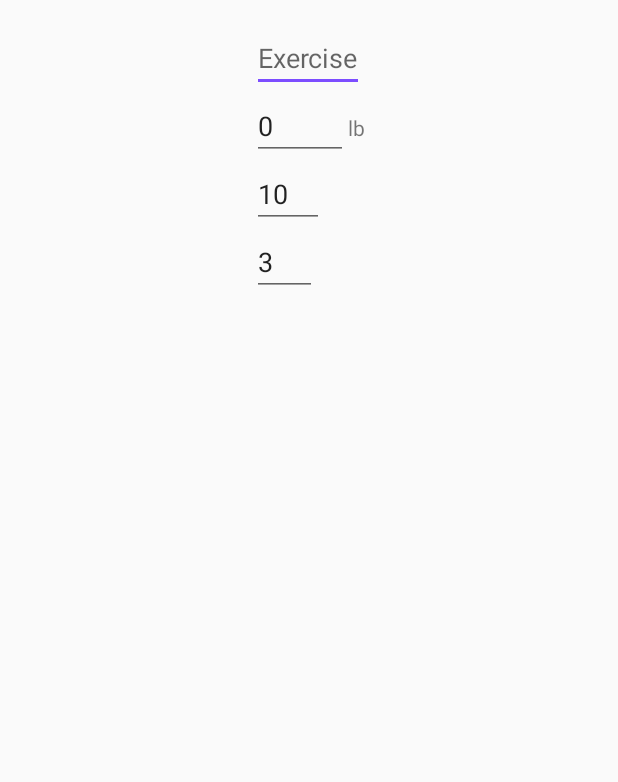
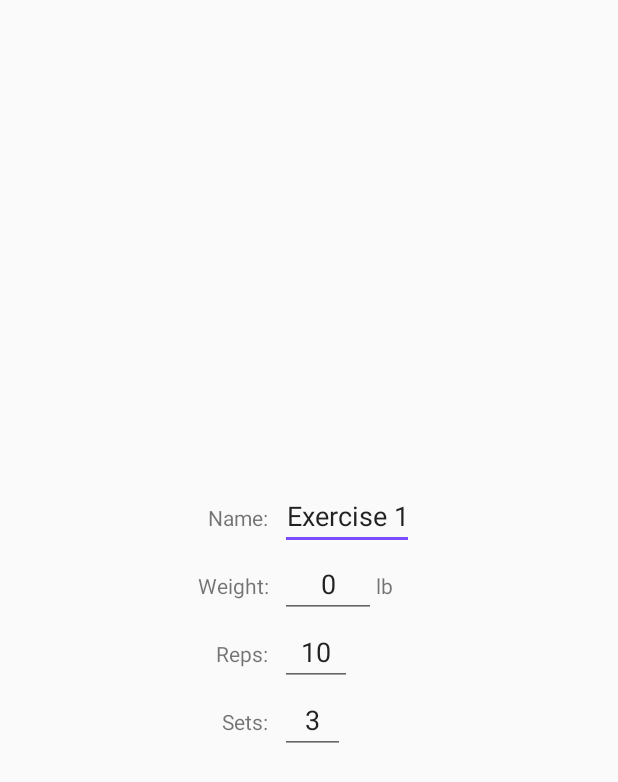
Before and after one commit to delorenzo/Capstone-Project, an Android app: the layout dialog_add_exercise.xml on its own in the app's theme, with its tools: preview values and no code run, on a phone screen of 412 x 824 dp. Shown: the top 782 px of the screen. Run offline under Robolectric (Android 15) with nearby library versions, the phone set to English and light mode, and no system bars.

Commit message:
Added modifying weight with ExerciseAdapter onClick

```diff
--- a/app/src/main/java/com/jdelorenzo/capstoneproject/WorkoutFragment.java
+++ b/app/src/main/java/com/jdelorenzo/capstoneproject/WorkoutFragment.java
@@ -19,6 +19,7 @@ import android.widget.TextView;
 import com.jdelorenzo.capstoneproject.adapters.ExerciseAdapter;
 import com.jdelorenzo.capstoneproject.data.WorkoutContract;
 import com.jdelorenzo.capstoneproject.data.WorkoutContract.ExerciseEntry;
+import com.jdelorenzo.capstoneproject.dialogs.ModifyWeightDialogFragment;
 
 import java.util.Calendar;
 import java.util.GregorianCalendar;
@@ -41,6 +42,7 @@ public class WorkoutFragment extends Fragment implements LoaderManager.LoaderCal
     @BindView(R.id.workout_empty_view) TextView mEmptyView;
     private Unbinder unbinder;
     private final static int WORKOUT_LOADER = 0;
+    private static final String FTAG_MODIFY_WEIGHT = "modifyWeightDialogFragment";
 
     public String[] EXERCISE_COLUMNS = {
             ExerciseEntry.TABLE_NAME + "." + ExerciseEntry._ID,
@@ -89,7 +91,8 @@ public class WorkoutFragment extends Fragment implements LoaderManager.LoaderCal
         mExerciseAdapter = new ExerciseAdapter(getActivity(), new ExerciseAdapter.ExerciseAdapterOnClickHandler() {
             @Override
             public void onClick(Long id, ExerciseAdapter.ExerciseAdapterViewHolder vh) {
-                //do nothing for now
+                ModifyWeightDialogFragment fragment = new ModifyWeightDialogFragment();
+                fragment.show(getFragmentManager(), FTAG_MODIFY_WEIGHT);
             }
         }, mEmptyView, AbsListView.CHOICE_MODE_NONE);
         mRecyclerView.setAdapter(mExerciseAdapter);
--- a/app/src/main/res/layout/dialog_add_exercise.xml
+++ b/app/src/main/res/layout/dialog_add_exercise.xml
@@ -1,25 +1,47 @@
 <?xml version="1.0" encoding="utf-8"?>
 <android.support.v7.widget.GridLayout xmlns:android="http://schemas.android.com/apk/res/android"
     xmlns:tools="http://schemas.android.com/tools"
-    android:layout_gravity="center_horizontal"
     xmlns:app="http://schemas.android.com/apk/res-auto"
+    app:alignmentMode="alignBounds"
     android:paddingLeft="@dimen/activity_horizontal_margin"
     android:paddingStart="@dimen/activity_horizontal_margin"
     android:paddingRight="@dimen/activity_horizontal_margin"
+    android:layout_gravity="center"
     android:paddingEnd="@dimen/activity_horizontal_margin"
     android:paddingTop="@dimen/activity_vertical_margin"
     android:paddingBottom="@dimen/activity_vertical_margin"
     android:layout_width="wrap_content"
-    app:columnCount="2"
-    android:layout_height="wrap_content">
+    app:columnCount="3"
+    android:layout_height="wrap_content"
+    app:rowCount="4">
+    <TextView
+        android:id="@+id/exercise_name_label"
+        android:text="@string/dialog_name_label"
+        android:gravity="end"
+        app:layout_gravity="fill_horizontal"
+        android:layout_marginRight="@dimen/dialog_text_horizontal_margin"
+        android:layout_marginEnd="@dimen/dialog_text_horizontal_margin" />
     <android.support.v7.widget.AppCompatAutoCompleteTextView
+        android:layout_marginRight="@dimen/dialog_text_horizontal_margin"
+        android:layout_marginEnd="@dimen/dialog_text_horizontal_margin"
+        android:layout_marginLeft="@dimen/dialog_text_horizontal_margin"
+        android:layout_marginStart="@dimen/dialog_text_horizontal_margin"
         app:layout_columnSpan="2"
-        android:hint="@string/exercise"
+        android:text="@string/dialog_default_name"
+        android:gravity="center"
         android:id="@+id/exercise"
         android:inputType="textAutoComplete"
         tools:context="Deadlifts"/>
+    <TextView
+        android:id="@+id/weight_label"
+        android:text="@string/dialog_weight_label"
+        android:gravity="end"
+        app:layout_gravity="fill_horizontal"
+        android:layout_marginRight="4dp"
+        android:layout_marginEnd="4dp" />
     <android.support.v7.widget.AppCompatEditText
         android:id="@+id/weight"
+        android:gravity="center"
         android:hint="@string/weight"
         android:text="@string/default_weight"
         android:inputType="numberDecimal"/>
@@ -27,16 +49,33 @@
         android:id="@+id/weight_units"
         android:text="@string/prefs_weight_unit_default"
         tools:text="lb"/>
+    <TextView
+        android:layout_marginRight="4dp"
+        android:layout_marginEnd="4dp"
+        android:gravity="end"
+        app:layout_gravity="fill_horizontal"
+        android:id="@+id/repetitions_label"
+        android:text="@string/dialog_reps_label" />
     <android.support.v7.widget.AppCompatEditText
         android:id="@+id/repetitions"
+        android:gravity="center"
         app:layout_columnSpan="2"
         android:hint="@string/repetitions"
         android:text="@string/default_reps"
         android:inputType="number"/>
+    <TextView
+        android:gravity="end"
+        app:layout_gravity="fill_horizontal"
+        android:layout_marginRight="4dp"
+        android:layout_marginEnd="4dp"
+        android:foregroundGravity="right"
+        android:id="@+id/sets_label"
+        android:text="@string/dialog_sets_label" />
     <android.support.v7.widget.AppCompatEditText
         android:id="@+id/sets"
         app:layout_columnSpan="2"
         android:hint="@string/sets"
         android:text="@string/default_sets"
+        android:gravity="center"
         android:inputType="number"/>
 </android.support.v7.widget.GridLayout>
--- a/app/src/main/res/layout/dialog_create_workout.xml
+++ b/app/src/main/res/layout/dialog_create_workout.xml
@@ -10,5 +10,6 @@
         android:id="@+id/workout_name_edit_text"
         android:hint="@string/hint_workout_name"
         android:layout_width="wrap_content"
-        android:layout_height="wrap_content" />
+        android:layout_height="wrap_content"
+        android:layout_gravity="center" />
 </FrameLayout>
--- a/app/src/main/res/values/dimens.xml
+++ b/app/src/main/res/values/dimens.xml
@@ -17,4 +17,6 @@
     <dimen name="button_bar_max_width">328dp</dimen>
     <dimen name="button_height">48dp</dimen>
     <dimen name="number_picker_horizontal_margin">5dp</dimen>
+
+    <dimen name="dialog_text_horizontal_margin">4dp</dimen>
 </resources>
--- a/app/src/main/res/values/strings.xml
+++ b/app/src/main/res/values/strings.xml
@@ -95,6 +95,11 @@
     <string name="dialog_rest_title">Take a break!</string>
     <string name="dialog_rest_finished">Get back to work!</string>
     <string name="dialog_edit_exercise_title">Edit Exercise</string>
+    <string name="dialog_name_label">Name:</string>
+    <string name="dialog_reps_label">Reps:</string>
+    <string name="dialog_sets_label">Sets:</string>
+    <string name="dialog_weight_label">Weight:</string>
+    <string name="dialog_default_name">Exercise 1</string>
 
     <!-- hint strings -->
     <string name="hint_workout_name">Workout Name</string>
@@ -121,4 +126,5 @@
     <string name="default_sets">3</string>
     <string name="default_reps">10</string>
     <string name="default_weight">0</string>
+
 </resources>
```
Also changed, not shown: app/src/main/java/com/jdelorenzo/capstoneproject/adapters/ExerciseAdapter.java (+4 -5 lines), app/src/main/java/com/jdelorenzo/capstoneproject/dialogs/ModifyWeightDialogFragment.java (added, +68 -0 lines), app/src/main/java/com/jdelorenzo/capstoneproject/dialogs/WeightPicker.java (added, +139 -0 lines), app/src/main/res/layout/dialog_edit_weight.xml (added, +30 -0 lines).
